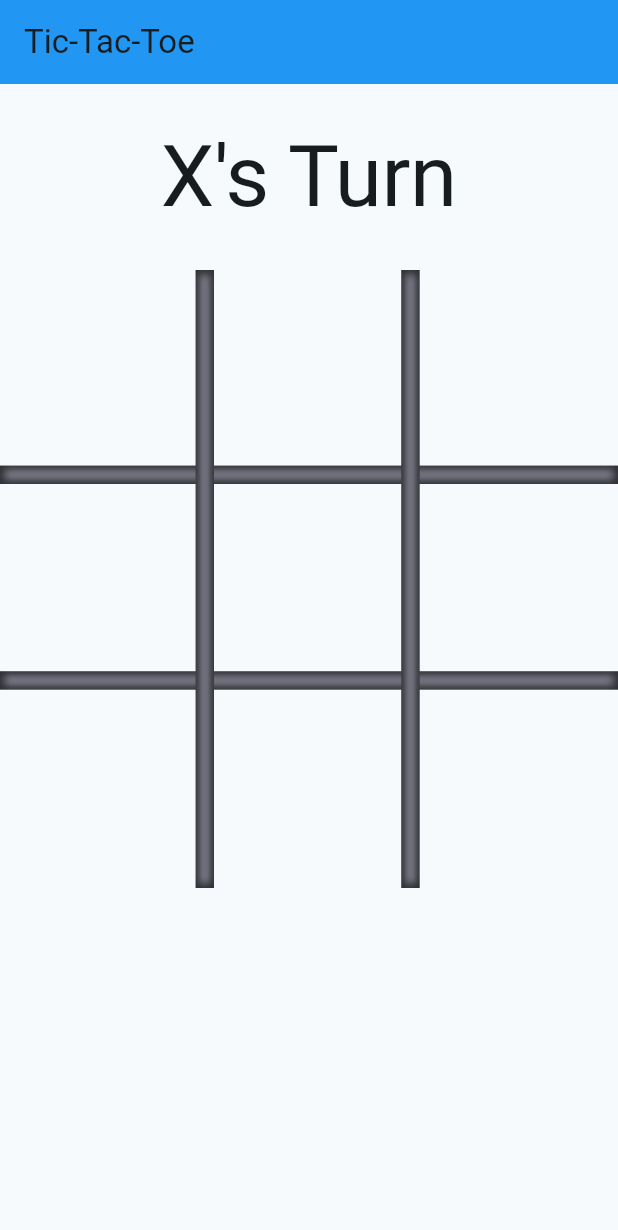
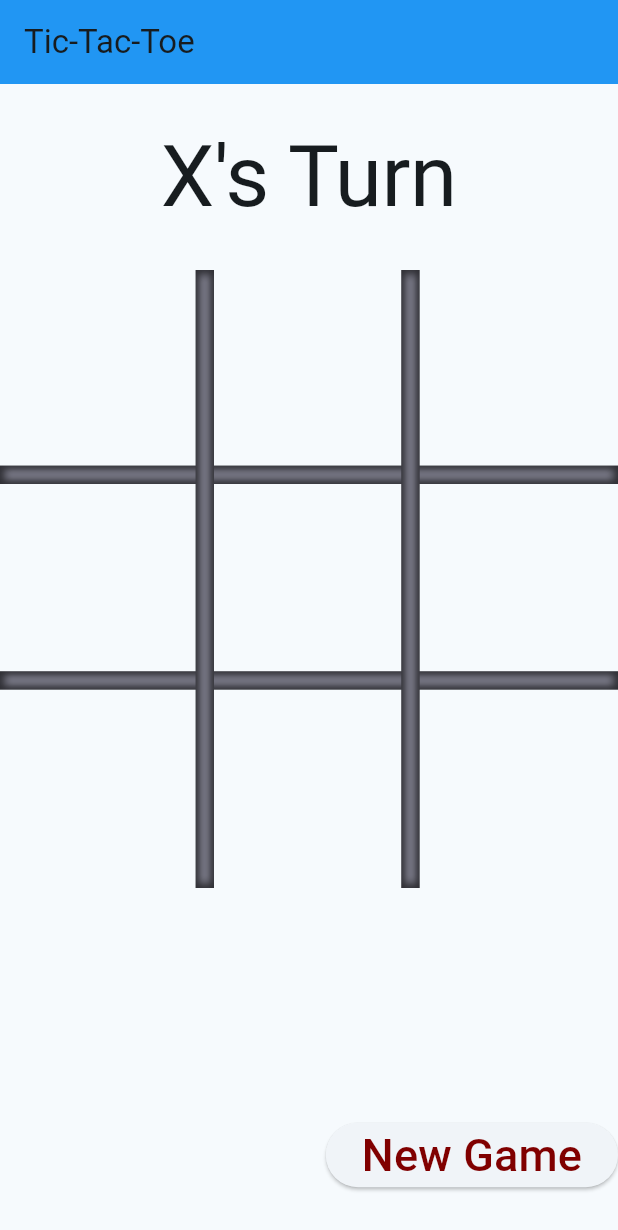
Before and after one commit to CSSE480-Fisher-Fall-2023-2024/Tic-Tac-Toe, a Flutter app: the screen it shows after launch, on a phone screen of 412 x 824 dp. Shown: the top 1230 px of the screen. Run offline on Flutter 3.47's test engine with Material 2 defaults, Android fonts, the phone set to English and light mode, and no system bars.

Commit message:
finished TTT app

```diff
--- a/tic_tac_toe/lib/tic_tac_toe_page.dart
+++ b/tic_tac_toe/lib/tic_tac_toe_page.dart
@@ -39,10 +39,8 @@ class _TicTacToePageState extends State<TicTacToePage> {
       }
       var newButton = InkWell(
         onTap: () {
-          print("You press button $k");
           setState(() {
             game.pressedSquare(k);
-            print(game);
           });
         },
         child: Image.asset(filename),
@@ -60,6 +58,7 @@ class _TicTacToePageState extends State<TicTacToePage> {
           // width: 300.0,
           constraints: const BoxConstraints(maxWidth: 500.0),
           child: Column(
+            //crossAxisAlignment: CrossAxisAlignment.end,
             children: [
               Padding(
                 padding: const EdgeInsets.symmetric(vertical: 30.0),
@@ -83,6 +82,23 @@ class _TicTacToePageState extends State<TicTacToePage> {
                   ],
                 ),
               ),
+              Container(
+                margin: const EdgeInsets.only(bottom: 30.0),
+                alignment: Alignment.topRight,
+                child: ElevatedButton(
+                    onPressed: () {
+                      setState(() {
+                        game = TicTacToeGame();
+                      });
+                    },
+                    child: const Text(
+                      "New Game",
+                      style: TextStyle(
+                        fontSize: 30.0,
+                        color: Color.fromRGBO(128, 0, 0, 1.0),
+                      ),
+                    )),
+              )
             ],
           ),
         ),
```
